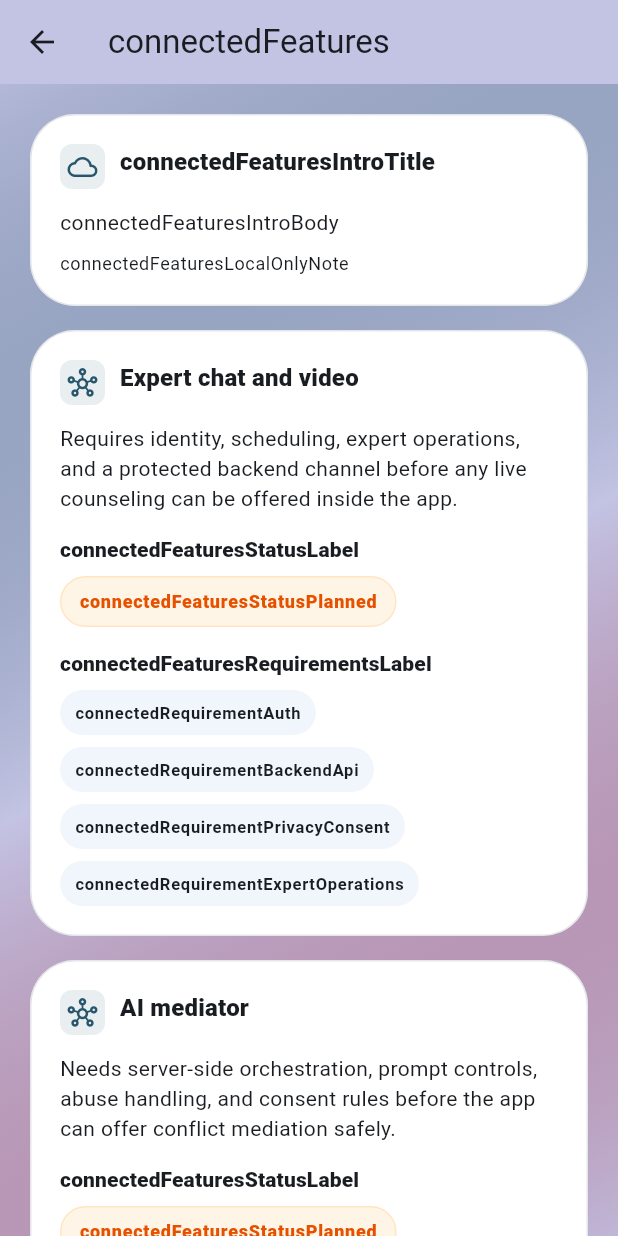
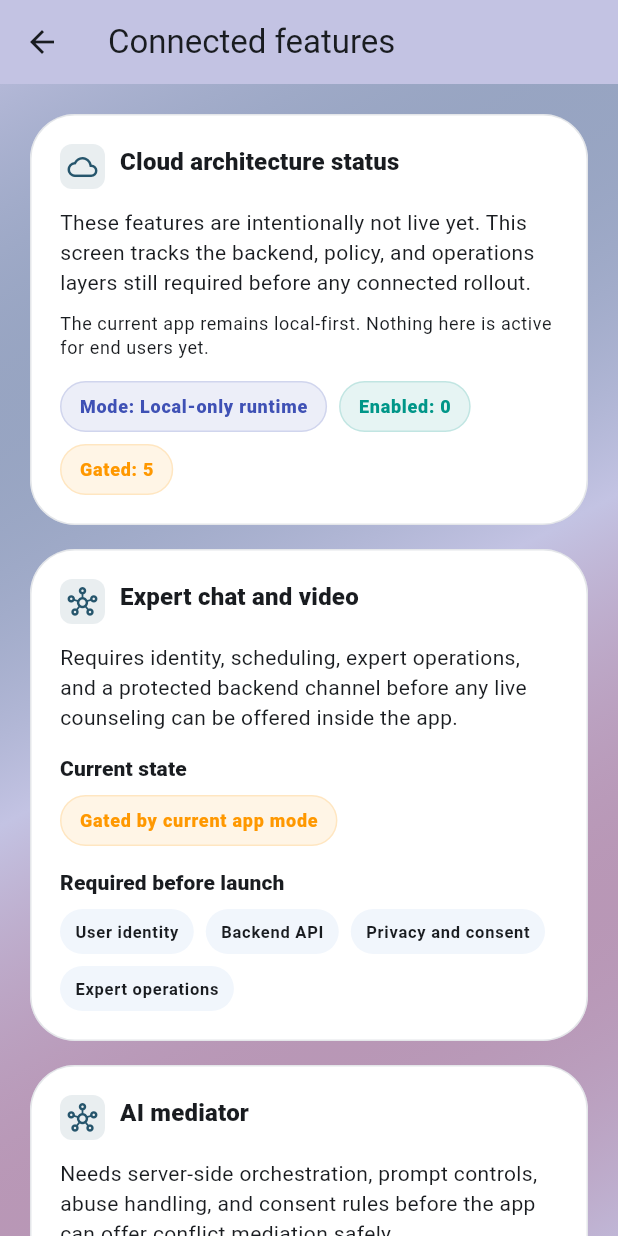
Before and after one commit to qwdfnm09-alt/therapy_tracker, a Flutter app: the ConnectedFeaturesScreen screen opened by its route, on a phone screen of 412 x 824 dp. Run offline on Flutter 3.47's test engine with Material 3 defaults, Android fonts, the phone set to English and light mode, and no system bars; our stand-ins replace flutter_local_notifications, flutter_timezone, pdf, printing, shared_preferences, timezone; accounts and stored records are empty.

Commit message:
Add connected features infrastructure, repositories, and dependency management

```diff
--- /dev/null
+++ b/lib/core/config/backend_mode.dart
@@ -0,0 +1,7 @@
+enum BackendMode { localOnly, connectedPreview, connectedLive }
+
+class BackendConfig {
+  const BackendConfig._();
+
+  static const currentMode = BackendMode.localOnly;
+}
--- /dev/null
+++ b/lib/core/config/connected_feature_gates.dart
@@ -0,0 +1,20 @@
+import 'backend_mode.dart';
+
+class ConnectedFeatureGates {
+  const ConnectedFeatureGates();
+
+  BackendMode get mode => BackendConfig.currentMode;
+
+  static const Map<String, bool> _flags = {
+    'expert_support': false,
+    'ai_mediator': false,
+    'anonymous_problem_box': false,
+    'emergency_button': false,
+    'rewards_partners': false,
+  };
+
+  bool isEnabled(String featureId) {
+    if (mode == BackendMode.localOnly) return false;
+    return _flags[featureId] ?? false;
+  }
+}
--- a/lib/core/localization/app_strings.dart
+++ b/lib/core/localization/app_strings.dart
@@ -36,6 +36,32 @@ class AppStrings {
       'featureScenarioLab':
           'Compare how both people respond to realistic pressure scenarios without affecting the main compatibility score',
       'featureSettings': 'Change language, theme, and clear saved data',
+      'connectedFeatures': 'Connected features',
+      'connectedFeaturesTileBody':
+          'Review the deferred cloud features and what each one still needs before activation.',
+      'connectedFeaturesIntroTitle': 'Cloud architecture status',
+      'connectedFeaturesIntroBody':
+          'These features are intentionally not live yet. This screen tracks the backend, policy, and operations layers still required before any connected rollout.',
+      'connectedFeaturesLocalOnlyNote':
+          'The current app remains local-first. Nothing here is active for end users yet.',
+      'connectedFeaturesModeLabel': 'Mode',
+      'connectedFeaturesEnabledCountLabel': 'Enabled',
+      'connectedFeaturesGatedCountLabel': 'Gated',
+      'connectedFeaturesStatusLabel': 'Current state',
+      'connectedFeaturesRequirementsLabel': 'Required before launch',
+      'connectedFeaturesStatusPlanned': 'Planned architecture phase',
+      'connectedFeaturesStatusGated': 'Gated by current app mode',
+      'connectedFeaturesStatusEnabled': 'Enabled by gate',
+      'backendModeLocalOnly': 'Local-only runtime',
+      'backendModeConnectedPreview': 'Connected preview runtime',
+      'backendModeConnectedLive': 'Connected live runtime',
+      'connectedRequirementAuth': 'User identity',
+      'connectedRequirementBackendApi': 'Backend API',
+      'connectedRequirementPrivacyConsent': 'Privacy and consent',
+      'connectedRequirementModeration': 'Moderation rules',
+      'connectedRequirementExpertOperations': 'Expert operations',
+      'connectedRequirementSafetyRouting': 'Safety routing',
+      'connectedRequirementPartnerOperations': 'Partner operations',
       'educationalHub': 'Educational Hub',
       'resourcesToolsHub': 'Resources & Tools',
       'relationshipTools': 'Relationship tools',
@@ -687,6 +713,32 @@ class AppStrings {
       'featureScenarioLab':
           'قارن كيف يستجيب الطرفان لسيناريوهات ضغط واقعية بدون التأثير على نتيجة التوافق الأساسية',
       'featureSettings': 'غيّر اللغة والمظهر وامسح البيانات المحفوظة',
+      'connectedFeatures': 'الميزات المتصلة',
+      'connectedFeaturesTileBody':
+          'راجع الميزات السحابية المؤجلة وما الذي ما زال كل جزء منها يحتاجه قبل التفعيل.',
+      'connectedFeaturesIntroTitle': 'حالة البنية السحابية',
+      'connectedFeaturesIntroBody':
+          'هذه الميزات غير مفعلة عمدًا حتى الآن. هذه الشاشة تتابع طبقات الخلفية والخصوصية والتشغيل التي ما زالت مطلوبة قبل أي إطلاق متصل.',
+      'connectedFeaturesLocalOnlyNote':
+          'التطبيق الحالي ما زال يعمل محليًا أولًا. لا يوجد أي جزء من هذه الميزات مفعّل للمستخدم النهائي بعد.',
+      'connectedFeaturesModeLabel': 'الوضع',
+      'connectedFeaturesEnabledCountLabel': 'المفعّل',
+      'connectedFeaturesGatedCountLabel': 'المقفول',
+      'connectedFeaturesStatusLabel': 'الحالة الحالية',
+      'connectedFeaturesRequirementsLabel': 'المطلوب قبل الإطلاق',
+      'connectedFeaturesStatusPlanned': 'مرحلة معمارية مخططة',
+      'connectedFeaturesStatusGated': 'مقفول بحسب وضع التطبيق الحالي',
+      'connectedFeaturesStatusEnabled': 'مفعّل عبر البوابة',
+      'backendModeLocalOnly': 'وضع محلي فقط',
+      'backendModeConnectedPreview': 'وضع معاينة متصل',
+      'backendModeConnectedLive': 'وضع متصل حي',
+      'connectedRequirementAuth': 'هوية المستخدم',
+      'connectedRequirementBackendApi': 'واجهة خلفية',
+      'connectedRequirementPrivacyConsent': 'الخصوصية والموافقة',
+      'connectedRequirementModeration': 'قواعد المراجعة',
+      'connectedRequirementExpertOperations': 'تشغيل الخبراء',
+      'connectedRequirementSafetyRouting': 'توجيه السلامة',
+      'connectedRequirementPartnerOperations': 'تشغيل الشركاء',
       'educationalHub': 'المكتبة التوعوية',
       'resourcesToolsHub': 'المحتوى والأدوات',
       'relationshipTools': 'أدوات العلاقة',
--- /dev/null
+++ b/lib/data/local/connected_feature_stub_repositories.dart
@@ -0,0 +1,138 @@
+import '../../core/config/connected_feature_gates.dart';
+import '../../domain/models/connected_feature_contract_status.dart';
+import '../../domain/services/ai_mediator_repository.dart';
+import '../../domain/services/anonymous_problem_box_repository.dart';
+import '../../domain/services/emergency_button_repository.dart';
+import '../../domain/services/expert_support_repository.dart';
+import '../../domain/services/rewards_partners_repository.dart';
+
+class LocalExpertSupportRepository implements ExpertSupportRepository {
+  const LocalExpertSupportRepository({
+    this.gates = const ConnectedFeatureGates(),
+  });
+
+  final ConnectedFeatureGates gates;
+
+  @override
+  Future<ConnectedFeatureContractStatus> getContractStatus() async {
+    return _buildStatus(
+      featureId: 'expert_support',
+      gates: gates,
+      messageEn:
+          'Local stub only. Expert chat and video are intentionally blocked until auth, scheduling, and backend delivery are introduced.',
+      messageAr:
+          'هذه مجرد وصلة محلية بديلة. دردشة ومكالمات الخبراء مقفولة عمدًا إلى أن تتم إضافة الهوية والجدولة والتنفيذ الخلفي.',
+    );
+  }
+}
+
+class LocalAiMediatorRepository implements AiMediatorRepository {
+  const LocalAiMediatorRepository({this.gates = const ConnectedFeatureGates()});
+
+  final ConnectedFeatureGates gates;
+
+  @override
+  Future<ConnectedFeatureContractStatus> getContractStatus() async {
+    return _buildStatus(
+      featureId: 'ai_mediator',
+      gates: gates,
+      messageEn:
+          'Local stub only. AI mediation is intentionally blocked until server orchestration and moderation policy exist.',
+      messageAr:
+          'هذه مجرد وصلة محلية بديلة. الوسيط الذكي مقفول عمدًا إلى أن توجد طبقة تشغيل خادمية وسياسة مراجعة واضحة.',
+    );
+  }
+}
+
+class LocalAnonymousProblemBoxRepository
+    implements AnonymousProblemBoxRepository {
+  const LocalAnonymousProblemBoxRepository({
+    this.gates = const ConnectedFeatureGates(),
+  });
+
+  final ConnectedFeatureGates gates;
+
+  @override
+  Future<ConnectedFeatureContractStatus> getContractStatus() async {
+    return _buildStatus(
+      featureId: 'anonymous_problem_box',
+      gates: gates,
+      messageEn:
+          'Local stub only. Anonymous submissions are intentionally blocked until moderation and protected backend storage exist.',
+      messageAr:
+          'هذه مجرد وصلة محلية بديلة. الإرسال المجهول مقفول عمدًا إلى أن توجد مراجعة محتوى وتخزين خلفي محمي.',
+    );
+  }
+}
+
+class LocalEmergencyButtonRepository implements EmergencyButtonRepository {
+  const LocalEmergencyButtonRepository({
+    this.gates = const ConnectedFeatureGates(),
+  });
+
+  final ConnectedFeatureGates gates;
+
+  @override
+  Future<ConnectedFeatureContractStatus> getContractStatus() async {
+    return _buildStatus(
+      featureId: 'emergency_button',
+      gates: gates,
+      messageEn:
+          'Local stub only. Emergency escalation is intentionally blocked until verified routing and safety operations exist.',
+      messageAr:
+          'هذه مجرد وصلة محلية بديلة. تصعيد الطوارئ مقفول عمدًا إلى أن توجد مسارات موثقة وتشغيل سلامة واضح.',
+    );
+  }
+}
+
+class LocalRewardsPartnersRepository implements RewardsPartnersRepository {
+  const LocalRewardsPartnersRepository({
+    this.gates = const ConnectedFeatureGates(),
+  });
+
+  final ConnectedFeatureGates gates;
+
+  @override
+  Future<ConnectedFeatureContractStatus> getContractStatus() async {
+    return _buildStatus(
+      featureId: 'rewards_partners',
+      gates: gates,
+      messageEn:
+          'Local stub only. Rewards and partner integrations are intentionally blocked until partner contracts and backend APIs exist.',
+      messageAr:
+          'هذه مجرد وصلة محلية بديلة. المكافآت وتكاملات الشركاء مقفولة عمدًا إلى أن توجد اتفاقات الشركاء وواجهات الخلفية.',
+    );
+  }
+}
+
+class LocalConnectedFeatureRepositoryRegistry {
+  const LocalConnectedFeatureRepositoryRegistry({
+    this.expertSupport = const LocalExpertSupportRepository(),
+    this.aiMediator = const LocalAiMediatorRepository(),
+    this.anonymousProblemBox = const LocalAnonymousProblemBoxRepository(),
+    this.emergencyButton = const LocalEmergencyButtonRepository(),
+    this.rewardsPartners = const LocalRewardsPartnersRepository(),
+  });
+
+  final ExpertSupportRepository expertSupport;
+  final AiMediatorRepository aiMediator;
+  final AnonymousProblemBoxRepository anonymousProblemBox;
+  final EmergencyButtonRepository emergencyButton;
+  final RewardsPartnersRepository rewardsPartners;
+}
+
+ConnectedFeatureContractStatus _buildStatus({
+  required String featureId,
+  required ConnectedFeatureGates gates,
+  required String messageEn,
+  required String messageAr,
+}) {
+  return ConnectedFeatureContractStatus(
+    featureId: featureId,
+    mode: gates.mode,
+    enabled: gates.isEnabled(featureId),
+    providerKey: 'local_stub',
+    messageEn: messageEn,
+    messageAr: messageAr,
+  );
+}
--- a/lib/data/local/connected_features_service.dart
+++ b/lib/data/local/connected_features_service.dart
@@ -1,7 +1,11 @@
+import '../../core/config/backend_mode.dart';
+import '../../core/config/connected_feature_gates.dart';
 import '../../domain/models/connected_feature_item.dart';
 
 class ConnectedFeaturesService {
-  const ConnectedFeaturesService();
+  const ConnectedFeaturesService({this.gates = const ConnectedFeatureGates()});
+
+  final ConnectedFeatureGates gates;
 
   List<ConnectedFeatureItem> items() {
     return const [
@@ -83,4 +87,36 @@ class ConnectedFeaturesService {
       ),
     ];
   }
+
+  ConnectedFeaturesOverview buildOverview(List<ConnectedFeatureItem> items) {
+    final enabledCount = items.where((item) => gates.isEnabled(item.id)).length;
+    return ConnectedFeaturesOverview(
+      mode: gates.mode,
+      totalCount: items.length,
+      enabledCount: enabledCount,
+      gatedCount: items.length - enabledCount,
+    );
+  }
+
+  ConnectedFeatureRuntimeStatus runtimeStatusFor(ConnectedFeatureItem item) {
+    return gates.isEnabled(item.id)
+        ? ConnectedFeatureRuntimeStatus.enabled
+        : ConnectedFeatureRuntimeStatus.gated;
+  }
 }
+
+enum ConnectedFeatureRuntimeStatus { gated, enabled }
+
+class ConnectedFeaturesOverview {
+  const ConnectedFeaturesOverview({
+    required this.mode,
+    required this.totalCount,
+    required this.enabledCount,
+    required this.gatedCount,
+  });
+
+  final BackendMode mode;
+  final int totalCount;
+  final int enabledCount;
+  final int gatedCount;
+}
--- /dev/null
+++ b/lib/domain/models/connected_feature_contract_status.dart
@@ -0,0 +1,22 @@
+import '../../core/config/backend_mode.dart';
+
+class ConnectedFeatureContractStatus {
+  const ConnectedFeatureContractStatus({
+    required this.featureId,
+    required this.mode,
+    required this.enabled,
+    required this.providerKey,
+    required this.messageEn,
+    required this.messageAr,
+  });
+
+  final String featureId;
+  final BackendMode mode;
+  final bool enabled;
+  final String providerKey;
+  final String messageEn;
+  final String messageAr;
+
+  String message(String languageCode) =>
+      languageCode == 'ar' ? messageAr : messageEn;
+}
--- /dev/null
+++ b/lib/domain/services/ai_mediator_repository.dart
@@ -0,0 +1,5 @@
+import '../models/connected_feature_contract_status.dart';
+
+abstract class AiMediatorRepository {
+  Future<ConnectedFeatureContractStatus> getContractStatus();
+}
--- /dev/null
+++ b/lib/domain/services/anonymous_problem_box_repository.dart
@@ -0,0 +1,5 @@
+import '../models/connected_feature_contract_status.dart';
+
+abstract class AnonymousProblemBoxRepository {
+  Future<ConnectedFeatureContractStatus> getContractStatus();
+}
--- /dev/null
+++ b/lib/domain/services/emergency_button_repository.dart
@@ -0,0 +1,5 @@
+import '../models/connected_feature_contract_status.dart';
+
+abstract class EmergencyButtonRepository {
+  Future<ConnectedFeatureContractStatus> getContractStatus();
+}
--- /dev/null
+++ b/lib/domain/services/expert_support_repository.dart
@@ -0,0 +1,5 @@
+import '../models/connected_feature_contract_status.dart';
+
+abstract class ExpertSupportRepository {
+  Future<ConnectedFeatureContractStatus> getContractStatus();
+}
--- /dev/null
+++ b/lib/domain/services/rewards_partners_repository.dart
@@ -0,0 +1,5 @@
+import '../models/connected_feature_contract_status.dart';
+
+abstract class RewardsPartnersRepository {
+  Future<ConnectedFeatureContractStatus> getContractStatus();
+}
--- a/lib/presentation/screens/settings/connected_features_screen.dart
+++ b/lib/presentation/screens/settings/connected_features_screen.dart
@@ -1,6 +1,7 @@
 import 'package:flutter/material.dart';
 import 'package:provider/provider.dart';
 
+import '../../../core/config/backend_mode.dart';
 import '../../../core/localization/app_strings.dart';
 import '../../../core/widgets/app_page.dart';
 import '../../../core/widgets/section_card.dart';
@@ -21,6 +22,7 @@ class ConnectedFeaturesScreen extends StatelessWidget {
     final isArabic = context.watch<AppState>().languageCode == 'ar';
     final languageCode = isArabic ? 'ar' : 'en';
     final items = service.items();
+    final overview = service.buildOverview(items);
 
     return AppPage(
       title: context.tr('connectedFeatures'),
@@ -42,27 +44,59 @@ class ConnectedFeaturesScreen extends StatelessWidget {
                     context.tr('connectedFeaturesLocalOnlyNote'),
                     style: Theme.of(context).textTheme.bodySmall,
                   ),
+                  const SizedBox(height: 14),
+                  Wrap(
+                    spacing: 8,
+                    runSpacing: 8,
+                    children: [
+                      _StatusPill(
+                        label:
+                            '${context.tr('connectedFeaturesModeLabel')}: ${_modeLabel(context, overview.mode)}',
+                        color: Colors.indigo,
+                      ),
+                      _StatusPill(
+                        label:
+                            '${context.tr('connectedFeaturesEnabledCountLabel')}: ${overview.enabledCount}',
+                        color: Colors.teal,
+                      ),
+                      _StatusPill(
+                        label:
+                            '${context.tr('connectedFeaturesGatedCountLabel')}: ${overview.gatedCount}',
+                        color: Colors.orange,
+                      ),
+                    ],
+                  ),
                 ],
               ),
             );
           }
 
           final item = items[index - 1];
+          final status = service.runtimeStatusFor(item);
           return SectionCard(
             title: item.title(languageCode),
             icon: Icons.hub_outlined,
-            child: _ConnectedFeatureCard(item: item),
+            child: _ConnectedFeatureCard(item: item, status: status),
           );
         },
       ),
     );
   }
+
+  String _modeLabel(BuildContext context, BackendMode mode) {
+    return switch (mode) {
+      BackendMode.localOnly => context.tr('backendModeLocalOnly'),
+      BackendMode.connectedPreview => context.tr('backendModeConnectedPreview'),
+      BackendMode.connectedLive => context.tr('backendModeConnectedLive'),
+    };
+  }
 }
 
 class _ConnectedFeatureCard extends StatelessWidget {
-  const _ConnectedFeatureCard({required this.item});
+  const _ConnectedFeatureCard({required this.item, required this.status});
 
   final ConnectedFeatureItem item;
+  final ConnectedFeatureRuntimeStatus status;
 
   @override
   Widget build(BuildContext context) {
@@ -85,7 +119,12 @@ class _ConnectedFeatureCard extends StatelessWidget {
           ),
         ),
         const SizedBox(height: 8),
-        _StatusPill(label: _availabilityLabel(context, item.availability)),
+        _StatusPill(
+          label: _runtimeStatusLabel(context, status, item.availability),
+          color: status == ConnectedFeatureRuntimeStatus.enabled
+              ? Colors.teal
+              : Colors.orange,
+        ),
         const SizedBox(height: 14),
         Text(
           context.tr('connectedFeaturesRequirementsLabel'),
@@ -106,13 +145,18 @@ class _ConnectedFeatureCard extends StatelessWidget {
     );
   }
 
-  String _availabilityLabel(
+  String _runtimeStatusLabel(
     BuildContext context,
+    ConnectedFeatureRuntimeStatus status,
     ConnectedFeatureAvailability availability,
   ) {
+    if (status == ConnectedFeatureRuntimeStatus.enabled) {
+      return context.tr('connectedFeaturesStatusEnabled');
+    }
+
     return switch (availability) {
       ConnectedFeatureAvailability.planned => context.tr(
-        'connectedFeaturesStatusPlanned',
+        'connectedFeaturesStatusGated',
       ),
     };
   }
@@ -148,23 +192,24 @@ class _ConnectedFeatureCard extends StatelessWidget {
 }
 
 class _StatusPill extends StatelessWidget {
-  const _StatusPill({required this.label});
+  const _StatusPill({required this.label, required this.color});
 
   final String label;
+  final Color color;
 
   @override
   Widget build(BuildContext context) {
     return Container(
       padding: const EdgeInsets.symmetric(horizontal: 12, vertical: 8),
       decoration: BoxDecoration(
-        color: Colors.orange.withValues(alpha: 0.1),
+        color: color.withValues(alpha: 0.1),
         borderRadius: BorderRadius.circular(999),
-        border: Border.all(color: Colors.orange.withValues(alpha: 0.16)),
+        border: Border.all(color: color.withValues(alpha: 0.16)),
       ),
       child: Text(
         label,
         style: Theme.of(context).textTheme.labelMedium?.copyWith(
-          color: Colors.orange.shade900,
+          color: color,
           fontWeight: FontWeight.w800,
         ),
       ),
@@ -189,9 +234,9 @@ class _RequirementPill extends StatelessWidget {
       ),
       child: Text(
         label,
-        style: Theme.of(context).textTheme.labelSmall?.copyWith(
-          fontWeight: FontWeight.w700,
-        ),
+        style: Theme.of(
+          context,
+        ).textTheme.labelSmall?.copyWith(fontWeight: FontWeight.w700),
       ),
     );
   }
```
Also changed, not shown: lib/core/config/connected_feature_dependency_container.dart (added, +52 -0 lines), lib/domain/use_cases/connected_feature_status_use_cases.dart (added, +56 -0 lines), 1 other file.
